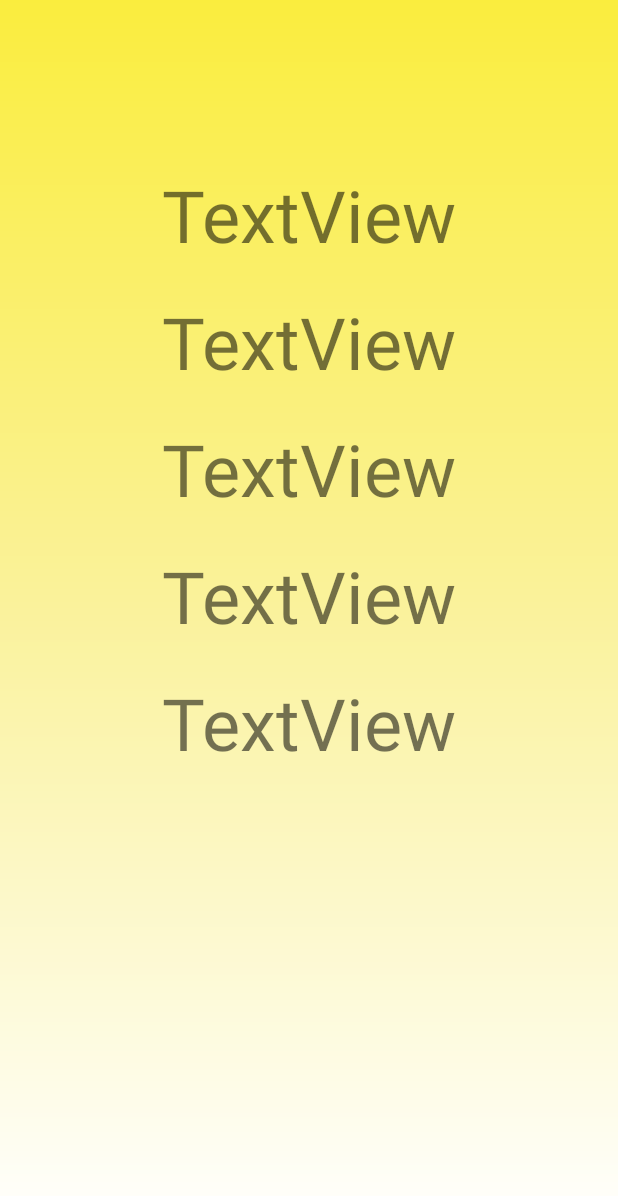
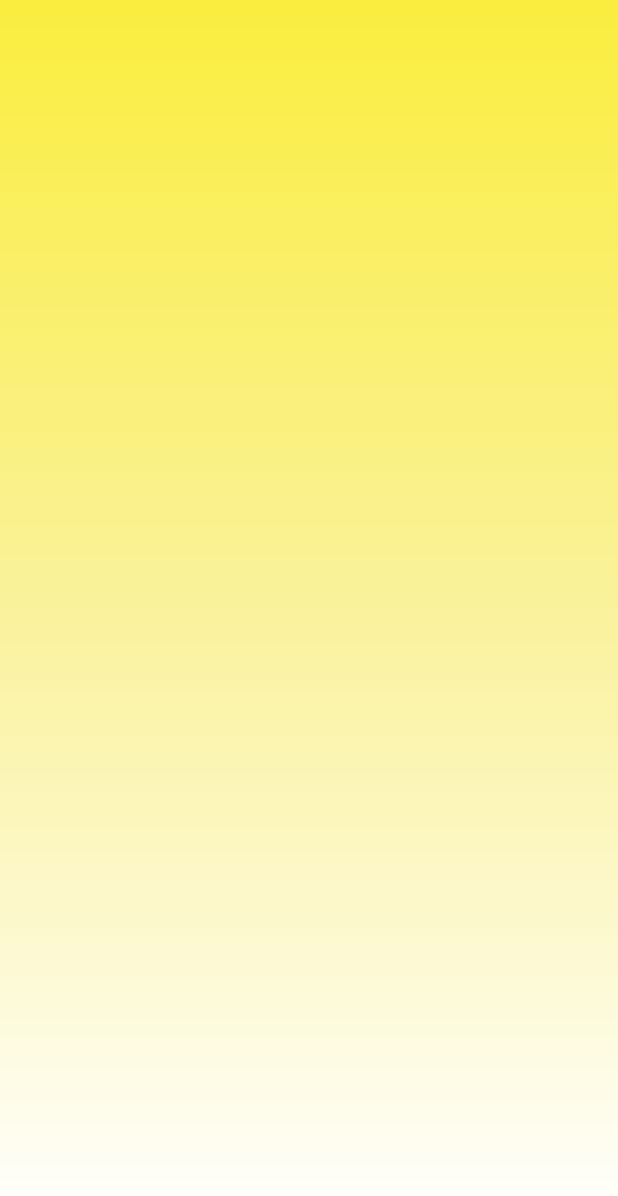
Before and after one commit to ricardoszpo/Dep, an Android app: the layout activity_demonstrativo.xml on its own in the app's theme, with its tools: preview values and no code run, on a phone screen of 412 x 824 dp. Shown: the top 1196 px of the screen. Run offline under Robolectric (Android 15) with nearby library versions, the phone set to English and light mode, and no system bars.

Commit message:
atualização

```diff
--- a/projeto/app/src/main/res/layout/activity_demonstrativo.xml
+++ b/projeto/app/src/main/res/layout/activity_demonstrativo.xml
@@ -28,7 +28,6 @@
         android:layout_marginStart="50dp"
         android:layout_marginTop="10dp"
         android:layout_marginEnd="50dp"
-        android:text="TextView"
         android:textSize="48sp"
         app:layout_constraintBottom_toBottomOf="parent"
         app:layout_constraintEnd_toEndOf="parent"
@@ -43,7 +42,6 @@
         android:layout_marginStart="50dp"
         android:layout_marginTop="20dp"
         android:layout_marginEnd="50dp"
-        android:text="TextView"
         android:textSize="48sp"
         app:layout_constraintBottom_toBottomOf="parent"
         app:layout_constraintEnd_toEndOf="parent"
@@ -58,7 +56,6 @@
         android:layout_marginStart="50dp"
         android:layout_marginTop="20dp"
         android:layout_marginEnd="50dp"
-        android:text="TextView"
         android:textSize="48sp"
         app:layout_constraintBottom_toBottomOf="parent"
         app:layout_constraintEnd_toEndOf="parent"
@@ -73,7 +70,6 @@
         android:layout_marginStart="50dp"
         android:layout_marginTop="20dp"
         android:layout_marginEnd="50dp"
-        android:text="TextView"
         android:textSize="48sp"
         app:layout_constraintBottom_toBottomOf="parent"
         app:layout_constraintEnd_toEndOf="parent"
@@ -88,7 +84,6 @@
         android:layout_marginStart="50dp"
         android:layout_marginTop="20dp"
         android:layout_marginEnd="50dp"
-        android:text="TextView"
         android:textSize="48sp"
         app:layout_constraintBottom_toBottomOf="parent"
         app:layout_constraintEnd_toEndOf="parent"
```
